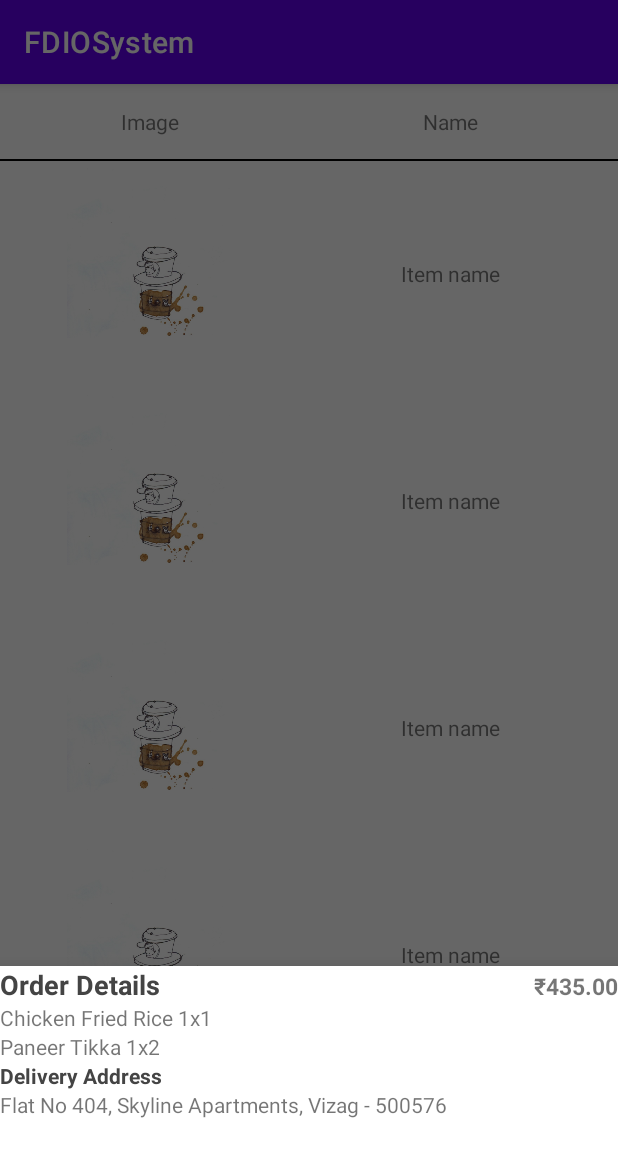
After one commit to nguyendonghuynhlang26123/FDIO_FrontEnd, an Android app: the fragment CheckoutDialog placed in its activity, on a phone screen of 412 x 824 dp. The commit adds this screen. Shown: the top 1157 px of the screen. Run offline under Robolectric (Android 15) with nearby library versions, the phone set to English and light mode, and no system bars.

Commit message:
checkout dialog frame

```diff
--- a/app/src/main/java/com/team3/fdiosystem/activities/CartActivity.java
+++ b/app/src/main/java/com/team3/fdiosystem/activities/CartActivity.java
@@ -1,14 +1,18 @@
 package com.team3.fdiosystem.activities;
 
 import androidx.appcompat.app.AppCompatActivity;
+import androidx.fragment.app.DialogFragment;
 import androidx.recyclerview.widget.LinearLayoutManager;
 import androidx.recyclerview.widget.RecyclerView;
 
 import android.os.Bundle;
+import android.view.View;
+import android.widget.Button;
 
 import com.team3.fdiosystem.R;
 import com.team3.fdiosystem.models.CartItem;
 import com.team3.fdiosystem.viewmodels.CartAdapter;
+import com.team3.fdiosystem.viewmodels.CheckoutDialog;
 
 import java.util.ArrayList;
 
@@ -24,6 +28,14 @@ public class CartActivity extends AppCompatActivity {
         RecyclerView view = findViewById(R.id.cart_recycler_view);
         view.setAdapter(adapter);
         view.setLayoutManager(cartLayout);
+        Button ckout = findViewById(R.id.ckoutBtn);
+        ckout.setOnClickListener(new View.OnClickListener() {
+            @Override
+            public void onClick(View v) {
+                DialogFragment dialog = new CheckoutDialog();
+                dialog.show(getSupportFragmentManager(),"Checkout");
+            }
+        });
     }
     private ArrayList<CartItem> getCart(){
         ArrayList<CartItem> cart = new ArrayList<>(10);
--- /dev/null
+++ b/app/src/main/java/com/team3/fdiosystem/viewmodels/CheckoutDialog.java
@@ -0,0 +1,22 @@
+package com.team3.fdiosystem.viewmodels;
+
+import android.os.Bundle;
+import android.view.LayoutInflater;
+import android.view.View;
+import android.view.ViewGroup;
+
+import androidx.annotation.NonNull;
+import androidx.annotation.Nullable;
+
+import com.google.android.material.bottomsheet.BottomSheetDialogFragment;
+import com.team3.fdiosystem.R;
+
+public class CheckoutDialog extends BottomSheetDialogFragment {
+    @Override
+    public View onCreateView(@NonNull LayoutInflater inflater, @Nullable ViewGroup container, @Nullable Bundle savedInstanceState){
+        View view = inflater.inflate(R.layout.checkout_dialog,container, false);
+        return view;
+    }
+
+    public CheckoutDialog(){}
+}
--- a/app/src/main/res/layout/activity_cart.xml
+++ b/app/src/main/res/layout/activity_cart.xml
@@ -62,6 +62,7 @@
         android:textSize="24sp"
         android:textFontWeight="@android:integer/config_mediumAnimTime"/>
     <Button
+        android:id="@+id/ckoutBtn"
         android:layout_width="match_parent"
         android:layout_height="wrap_content"
         android:gravity="center"
--- /dev/null
+++ b/app/src/main/res/layout/checkout_dialog.xml
@@ -0,0 +1,72 @@
+<?xml version="1.0" encoding="utf-8"?>
+<LinearLayout xmlns:android="http://schemas.android.com/apk/res/android"
+    xmlns:app="http://schemas.android.com/apk/res-auto"
+    android:id="@+id/bottom_sheet"
+    android:layout_width="match_parent"
+    android:layout_height="wrap_content"
+    android:background="#fff"
+    android:orientation="vertical"
+
+    app:behavior_hideable="true"
+    app:behavior_peekHeight="56dp"
+    app:layout_behavior="android.support.design.widget.BottomSheetBehavior">
+
+    <LinearLayout
+        android:layout_width="match_parent"
+        android:layout_height="wrap_content"
+        android:orientation="horizontal"
+        android:layout_gravity="center_vertical"
+        android:weightSum="3">
+
+        <TextView
+            android:layout_width="0dp"
+            android:layout_height="wrap_content"
+            android:layout_weight="2"
+            android:text="Order Details"
+            android:textColor="#444"
+            android:textSize="18dp"
+            android:textStyle="bold" />
+
+        <TextView
+            android:layout_width="0dp"
+            android:gravity="right"
+            android:layout_height="wrap_content"
+            android:layout_weight="1"
+            android:textStyle="bold"
+            android:textSize="15sp"
+            android:text="₹435.00" />
+    </LinearLayout>
+
+
+    <TextView
+        android:layout_width="wrap_content"
+        android:layout_height="wrap_content"
+        android:text="Chicken Fried Rice 1x1" />
+
+    <TextView
+        android:layout_width="wrap_content"
+        android:layout_height="wrap_content"
+        android:text="Paneer Tikka 1x2" />
+
+    <TextView
+        android:layout_width="wrap_content"
+        android:layout_height="wrap_content"
+        android:text="Delivery Address"
+        android:textColor="#444"
+        android:textStyle="bold" />
+
+    <TextView
+        android:layout_width="wrap_content"
+        android:layout_height="wrap_content"
+        android:text="Flat No 404, Skyline Apartments, Vizag - 500576" />
+
+    <Button
+        android:layout_width="match_parent"
+        android:layout_height="wrap_content"
+        android:layout_marginTop="30dp"
+        android:background="#bb86fc"
+        android:foreground="?attr/selectableItemBackground"
+        android:text="PROCEED PAYMENT"
+        android:textColor="#fff" />
+
+</LinearLayout>
```
